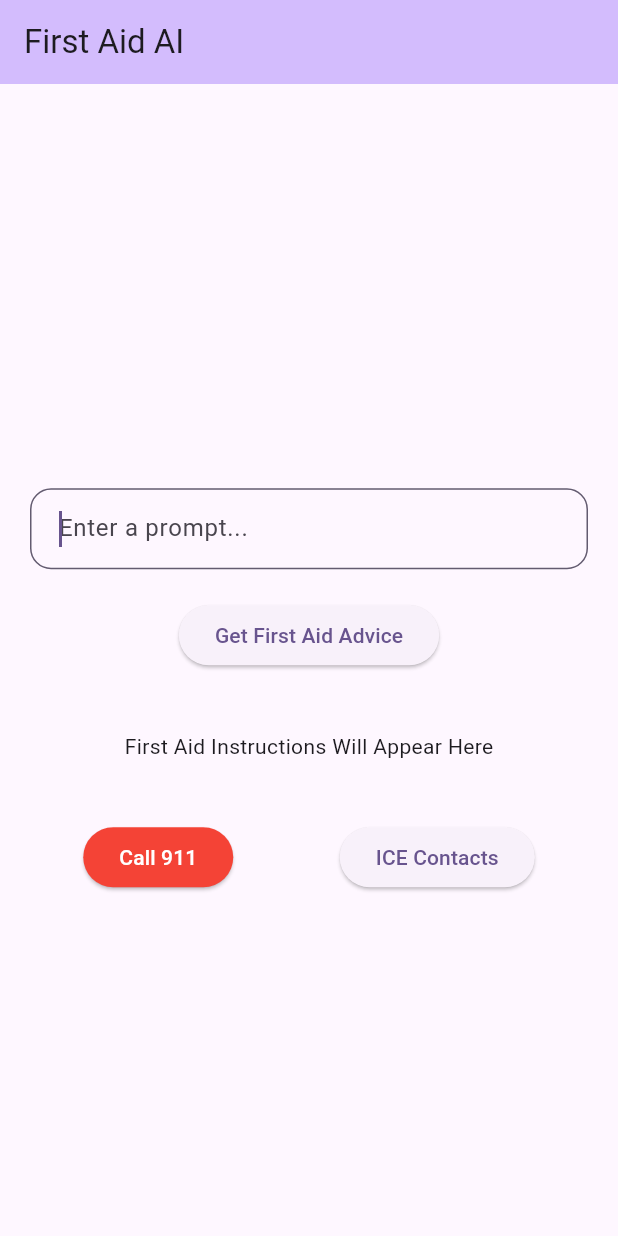
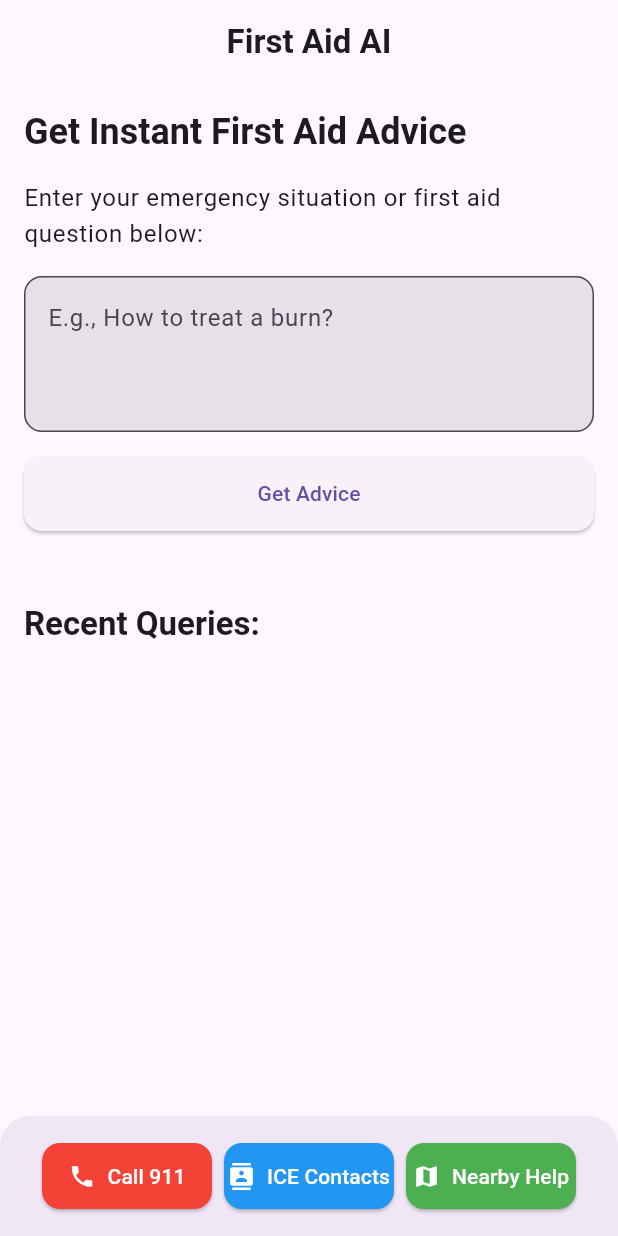
Before and after one commit to pavi2410/first-aid-ai, a Flutter app: the screen it shows after launch, on a phone screen of 412 x 824 dp. Run offline on Flutter 3.47's test engine with Material 3 defaults, Android fonts, the phone set to English and light mode, and no system bars; drawn by our look-alikes of flutter_markdown; our stand-ins replace google_generative_ai.

Commit message:
Update UI

```diff
--- a/lib/main.dart
+++ b/lib/main.dart
@@ -1,6 +1,7 @@
 import 'package:flutter/material.dart';
 import 'package:google_generative_ai/google_generative_ai.dart';
 import 'package:flutter_markdown/flutter_markdown.dart';
+import 'package:url_launcher/url_launcher.dart';
 
 const String _apiKey = String.fromEnvironment('API_KEY');
 
@@ -11,24 +12,28 @@ void main() {
 class MyApp extends StatelessWidget {
   const MyApp({super.key});
 
-  // This widget is the root of your application.
   @override
   Widget build(BuildContext context) {
     return MaterialApp(
       title: 'First Aid AI',
       theme: ThemeData(
-        colorScheme: ColorScheme.fromSeed(seedColor: Colors.deepPurple),
-        useMaterial3: true,
+        primarySwatch: Colors.red,
+        brightness: Brightness.light,
+        fontFamily: 'Roboto',
       ),
-      home: const MyHomePage(title: 'First Aid AI'),
+      darkTheme: ThemeData(
+        primarySwatch: Colors.red,
+        brightness: Brightness.dark,
+        fontFamily: 'Roboto',
+      ),
+      themeMode: ThemeMode.system,
+      home: const MyHomePage(),
     );
   }
 }
 
 class MyHomePage extends StatefulWidget {
-  const MyHomePage({super.key, required this.title});
-
-  final String title;
+  const MyHomePage({super.key});
 
   @override
   State<MyHomePage> createState() => _MyHomePageState();
@@ -37,8 +42,9 @@ class MyHomePage extends StatefulWidget {
 class _MyHomePageState extends State<MyHomePage> {
   late final GenerativeModel _model;
   final TextEditingController _textController = TextEditingController();
-  bool loading = false;
-  String generatedText = '';
+  bool _loading = false;
+  String _generatedText = '';
+  final List<String> _recentQueries = [];
 
   @override
   void initState() {
@@ -51,104 +57,218 @@ class _MyHomePageState extends State<MyHomePage> {
 
   @override
   Widget build(BuildContext context) {
-    final textFieldDecoration = InputDecoration(
-      contentPadding: const EdgeInsets.all(15),
-      hintText: 'Enter a prompt...',
-      border: OutlineInputBorder(
-        borderRadius: const BorderRadius.all(
-          Radius.circular(14),
-        ),
-        borderSide: BorderSide(
-          color: Theme.of(context).colorScheme.secondary,
-        ),
-      ),
-      focusedBorder: OutlineInputBorder(
-        borderRadius: const BorderRadius.all(
-          Radius.circular(14),
-        ),
-        borderSide: BorderSide(
-          color: Theme.of(context).colorScheme.secondary,
-        ),
-      ),
-    );
     return Scaffold(
       appBar: AppBar(
-        backgroundColor: Theme.of(context).colorScheme.inversePrimary,
-        title: Text(widget.title),
+        title:
+            const Text('First Aid AI', style: TextStyle(fontWeight: FontWeight.bold)),
+        centerTitle: true,
+        elevation: 0,
       ),
-      body: Center(
-        child: Padding(
-          padding: const EdgeInsets.all(20.0),
+      body: SafeArea(
         child: Column(
-            mainAxisAlignment: MainAxisAlignment.center,
-            children: <Widget>[
-              Text(_apiKey),
-              SizedBox(height: 20),
+          children: [
+            Expanded(
+              child: SingleChildScrollView(
+                padding: const EdgeInsets.all(16.0),
+                child: Column(
+                  crossAxisAlignment: CrossAxisAlignment.start,
+                  children: [
+                    Text(
+                      'Get Instant First Aid Advice',
+                      style: Theme.of(context)
+                          .textTheme
+                          .headlineSmall
+                          ?.copyWith(fontWeight: FontWeight.bold),
+                    ),
+                    const SizedBox(height: 16),
+                    Text(
+                      'Enter your emergency situation or first aid question below:',
+                      style: Theme.of(context).textTheme.bodyLarge,
+                    ),
+                    const SizedBox(height: 16),
                     TextField(
-                autofocus: true,
-                decoration: textFieldDecoration,
                       controller: _textController,
+                      decoration: InputDecoration(
+                        hintText: 'E.g., How to treat a burn?',
+                        border: OutlineInputBorder(
+                            borderRadius: BorderRadius.circular(12)),
+                        filled: true,
                       ),
-              SizedBox(height: 20),
-              loading
-                  ? CircularProgressIndicator()
-                  : ElevatedButton(
-                      onPressed: () async {
-                        generateResponse(_textController.text);
-                      },
-                      child: Text('Get First Aid Advice'),
+                      maxLines: 3,
                     ),
-              SizedBox(height: 40),
-              // Placeholder for AI response
-              MarkdownBody(data: generatedText == ''
-                  ? 'First Aid Instructions Will Appear Here'
-                  : generatedText),
-              SizedBox(height: 40),
-              // Placeholder for emergency buttons
-              Row(
-                mainAxisAlignment: MainAxisAlignment.spaceAround,
-                children: [
+                    const SizedBox(height: 16),
                     ElevatedButton(
-                    onPressed: () {
-                      // TODO: Call emergency services
-                    },
-                    child: Text('Call 911'),
+                      onPressed: _loading
+                          ? null
+                          : () => _generateResponse(_textController.text),
                       style: ElevatedButton.styleFrom(
-                      foregroundColor: Colors.white,
-                      backgroundColor: Colors.red, // Make it red for emergency
+                        minimumSize: const Size(double.infinity, 50),
+                        shape: RoundedRectangleBorder(
+                            borderRadius: BorderRadius.circular(12)),
                       ),
+                      child: _loading
+                          ? const CircularProgressIndicator(color: Colors.white)
+                          : const Text('Get Advice'),
                     ),
-                  ElevatedButton(
-                    onPressed: () {
-                      // TODO: Access ICE contacts
-                    },
-                    child: Text('ICE Contacts'),
+                    const SizedBox(height: 24),
+                    if (_generatedText.isNotEmpty) ...[
+                      Text(
+                        'First Aid Instructions:',
+                        style: Theme.of(context)
+                            .textTheme
+                            .titleLarge
+                            ?.copyWith(fontWeight: FontWeight.bold),
+                      ),
+                      const SizedBox(height: 8),
+                      Container(
+                        padding: const EdgeInsets.all(16),
+                        decoration: BoxDecoration(
+                          color: Theme.of(context).cardColor,
+                          borderRadius: BorderRadius.circular(12),
+                          boxShadow: [
+                            BoxShadow(
+                              color: Colors.black.withOpacity(0.1),
+                              blurRadius: 10,
+                              offset: const Offset(0, 5),
                             ),
                           ],
                         ),
+                        child: MarkdownBody(data: _generatedText),
+                      ),
+                    ],
+                    const SizedBox(height: 24),
+                    Text(
+                      'Recent Queries:',
+                      style: Theme.of(context)
+                          .textTheme
+                          .titleLarge
+                          ?.copyWith(fontWeight: FontWeight.bold),
+                    ),
+                    const SizedBox(height: 8),
+                    ..._recentQueries.map((query) => ListTile(
+                          title: Text(query),
+                          leading: const Icon(Icons.history),
+                          onTap: () {
+                            _textController.text = query;
+                            _generateResponse(query);
+                          },
+                        )),
                   ],
                 ),
               ),
             ),
-      // floatingActionButton: FloatingActionButton(
-      //   onPressed: _incrementCounter,
-      //   tooltip: 'Increment',
-      //   child: const Icon(Icons.add),
-      // ), // This trailing comma makes auto-formatting nicer for build methods.
+            const SafetyButtonsBar(),
+          ],
+        ),
+      ),
     );
   }
 
-  Future<void> generateResponse(String prompt) async {
+  Future<void> _generateResponse(String prompt) async {
+    if (prompt.isEmpty) return;
+
     setState(() {
-      loading = true;
-      generatedText = '';
+      _loading = true;
+      _generatedText = '';
     });
+
+    try {
       var response = await _model.generateContent([Content.text(prompt)]);
       var text = response.text;
 
       setState(() {
-      generatedText = text ?? 'we failed you :(';
-      loading = false;
+        _generatedText =
+            text ?? 'Sorry, I couldn\'t generate a response. Please try again.';
+        _loading = false;
+        if (!_recentQueries.contains(prompt)) {
+          _recentQueries.insert(0, prompt);
+          if (_recentQueries.length > 5) _recentQueries.removeLast();
+        }
+      });
+    } catch (e) {
+      setState(() {
+        _generatedText =
+            'An error occurred. Please check your internet connection and try again.';
+        _loading = false;
       });
     }
   }
+}
+
+class SafetyButtonsBar extends StatelessWidget {
+  const SafetyButtonsBar({super.key});
+
+  @override
+  Widget build(BuildContext context) {
+    return Container(
+      padding: const EdgeInsets.symmetric(vertical: 16, horizontal: 24),
+      decoration: BoxDecoration(
+        color: Theme.of(context).primaryColor.withOpacity(0.1),
+        borderRadius: const BorderRadius.vertical(top: Radius.circular(20)),
+      ),
+      child: Row(
+        mainAxisAlignment: MainAxisAlignment.spaceEvenly,
+        children: [
+          _buildSafetyButton(
+            context,
+            icon: Icons.phone,
+            label: 'Call 911',
+            onPressed: () => _launchURL('tel:911'),
+            color: Colors.red,
+          ),
+          _buildSafetyButton(
+            context,
+            icon: Icons.contacts,
+            label: 'ICE Contacts',
+            onPressed: () {
+              ScaffoldMessenger.of(context).showSnackBar(
+                const SnackBar(content: Text('ICE Contacts feature coming soon!')),
+              );
+            },
+            color: Colors.blue,
+          ),
+          _buildSafetyButton(
+            context,
+            icon: Icons.map,
+            label: 'Nearby Help',
+            onPressed: () =>
+                _launchURL('https://www.google.com/maps/search/hospital'),
+            color: Colors.green,
+          ),
+        ],
+      ),
+    );
+  }
+
+  Widget _buildSafetyButton(
+    BuildContext context, {
+    required IconData icon,
+    required String label,
+    required VoidCallback onPressed,
+    required Color color,
+  }) {
+    return Expanded(
+      child: Padding(
+        padding: const EdgeInsets.symmetric(horizontal: 4),
+        child: ElevatedButton.icon(
+          icon: Icon(icon, color: Colors.white),
+          label: Text(label, style: const TextStyle(color: Colors.white)),
+          onPressed: onPressed,
+          style: ElevatedButton.styleFrom(
+            backgroundColor: color,
+            shape:
+                RoundedRectangleBorder(borderRadius: BorderRadius.circular(12)),
+            padding: const EdgeInsets.symmetric(vertical: 12),
+          ),
+        ),
+      ),
+    );
+  }
+
+  Future<void> _launchURL(String url) async {
+    final Uri uri = Uri.parse(url);
+    if (!await launchUrl(uri)) {
+      throw 'Could not launch $url';
+    }
+  }
+}
--- a/pubspec.yaml
+++ b/pubspec.yaml
@@ -37,6 +37,7 @@ dependencies:
   cupertino_icons: ^1.0.6
   google_generative_ai: ^0.4.4
   flutter_markdown: ^0.7.3+1
+  url_launcher: ^6.3.0
 
 dev_dependencies:
   flutter_test:
```
Also changed, not shown: pubspec.lock, 1 other file. Lines whose indentation alone changed are shown as unchanged.
